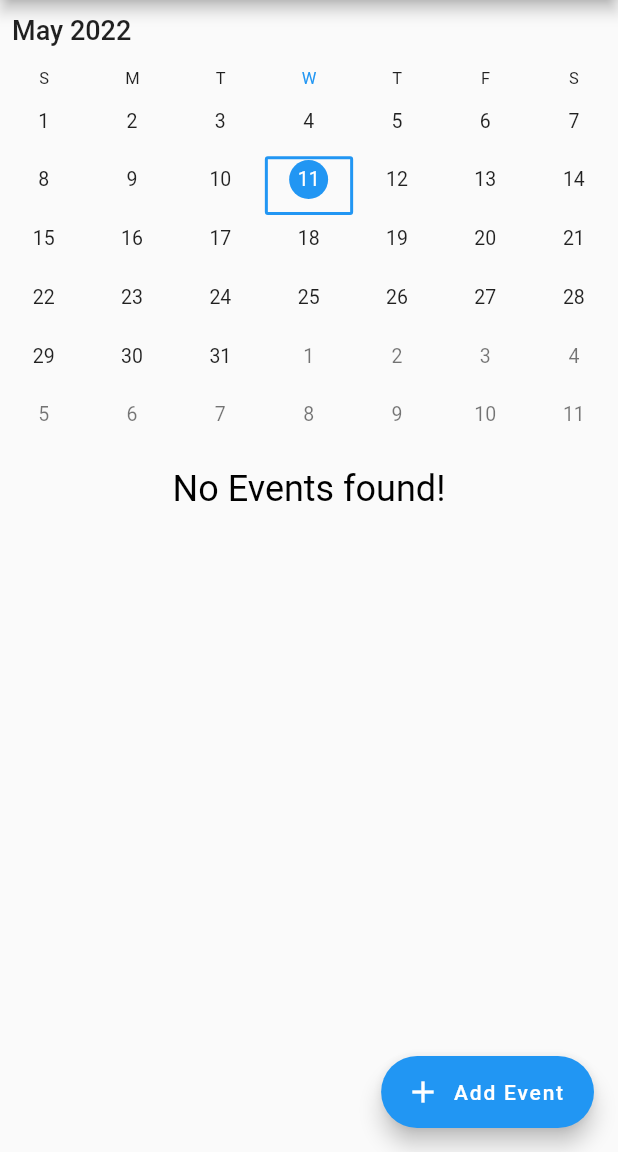
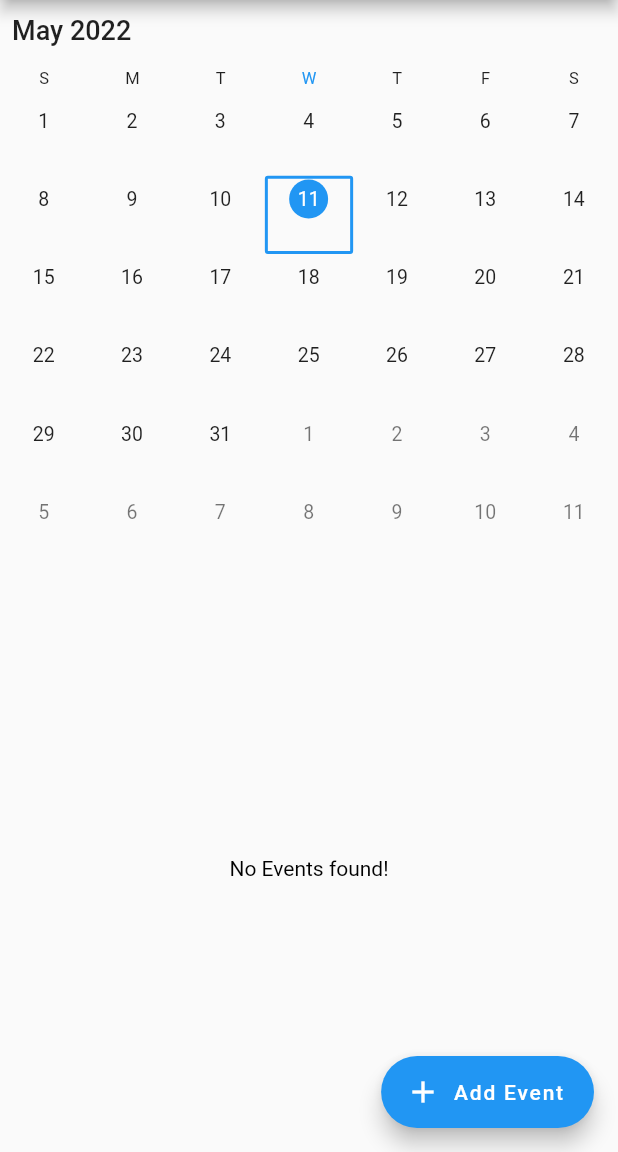
Before and after one commit to hsiaotingluv/demo_app, a Flutter app: the CalendarPage screen opened directly, on a phone screen of 412 x 824 dp, the part 84-1236 px from its top. Run offline on Flutter 3.47's test engine with Material 2 defaults, Android fonts, the phone set to English and light mode, and no system bars; drawn by our look-alikes of syncfusion_flutter_calendar.

Commit message:
Fix event datetime errors

```diff
--- a/lib/page/calendar_page.dart
+++ b/lib/page/calendar_page.dart
@@ -12,46 +12,45 @@ class CalendarPage extends StatefulWidget {
 }
 
 class _CalendarPageState extends State<CalendarPage> {
+  final CalendarController _dayTimelineController = CalendarController();
+
   @override
   Widget build(BuildContext context) {
-    final events = Provider.of<EventProvider>(context).events;
-    DateTime selectedDate = DateTime.now();
+    final provider = Provider.of<EventProvider>(context);
 
     return Scaffold(
       appBar: AppBar(
-        title: Text('Calendar'),
+        title: const Text('Calendar'),
         centerTitle: true,
         backgroundColor: Colors.blue,
       ),
       body: Column(
         children: [
-          SfCalendar(
-            view: CalendarView.month,
-            dataSource: EventDataSource(events),
-            initialSelectedDate: DateTime.now(),
-            cellBorderColor: Colors.transparent,
-            onTap: (details) {
-              final provider =
-                  Provider.of<EventProvider>(context, listen: false);
-              provider.setDate(details.date!);
-              setState(() {
-                selectedDate = details.date!;
-              });
-            },
+          Expanded(
+            child: SfCalendar(
+              view: CalendarView.month,
+              dataSource: EventDataSource(provider.events),
+              initialSelectedDate: DateTime.now(),
+              cellBorderColor: Colors.transparent,
+              onTap: (CalendarTapDetails details) {
+                provider.setDate = details.date!;
+                _dayTimelineController.displayDate = details.date!;
+              },
+            ),
           ),
-          SizedBox(height: 12.0),
-          Tasks()
+          const SizedBox(height: 12.0),
+          Expanded(child: Tasks(_dayTimelineController)),
         ],
       ),
       floatingActionButton: FloatingActionButton.extended(
         onPressed: () => Navigator.push(
           context,
           MaterialPageRoute(
-            builder: (context) => EventPage(selectedDay: selectedDate),
+            builder: (context) => EventPage(selectedDay: provider.selectedDate),
           ),
         ),
-        label: Text("Add Event"),
-        icon: Icon(Icons.add),
+        label: const Text("Add Event"),
+        icon: const Icon(Icons.add),
       ),
     );
   }
--- a/lib/widget/tasks.dart
+++ b/lib/widget/tasks.dart
@@ -5,7 +5,9 @@ import 'package:provider/provider.dart';
 import 'package:syncfusion_flutter_calendar/calendar.dart';
 
 class Tasks extends StatefulWidget {
-  const Tasks({Key? key}) : super(key: key);
+  final CalendarController _controller;
+
+  const Tasks(this._controller, {Key? key}) : super(key: key);
 
   @override
   State<Tasks> createState() => _TasksState();
@@ -21,12 +23,13 @@ class _TasksState extends State<Tasks> {
       return Center(
         child: Text(
           'No Events found!',
-          style: TextStyle(color: Colors.black, fontSize: 24),
+          style: TextStyle(color: Colors.black),
         ),
       );
     }
 
     return SfCalendar(
+      controller: widget._controller,
       view: CalendarView.timelineDay,
       dataSource: EventDataSource(provider.eventsOfSelectedDate),
       initialDisplayDate: provider.selectedDate,
@@ -57,14 +60,16 @@ class _TasksState extends State<Tasks> {
         color: event.backgroundColor.withOpacity(0.5),
         borderRadius: BorderRadius.circular(12),
       ),
-      child: Text(event.title,
+      child: Text(
+        event.title,
         maxLines: 2,
         overflow: TextOverflow.ellipsis,
         style: TextStyle(
           color: Colors.black,
           fontSize: 16,
           fontWeight: FontWeight.bold,
-          )),
+        ),
+      ),
     );
   }
 }
--- a/pubspec.yaml
+++ b/pubspec.yaml
@@ -40,6 +40,7 @@ dependencies:
   #state management
   provider: ^5.0.0
   syncfusion_flutter_calendar: ^20.1.52
+  shared_preferences: ^2.0.14
 
 dev_dependencies:
   flutter_test:
```
Also changed, not shown: lib/page/event_page.dart (+31 -18 lines), lib/provider/event_provider.dart (+6 -6 lines), lib/utils.dart (+4 -8 lines), pubspec.lock. Lines whose indentation alone changed are shown as unchanged.
